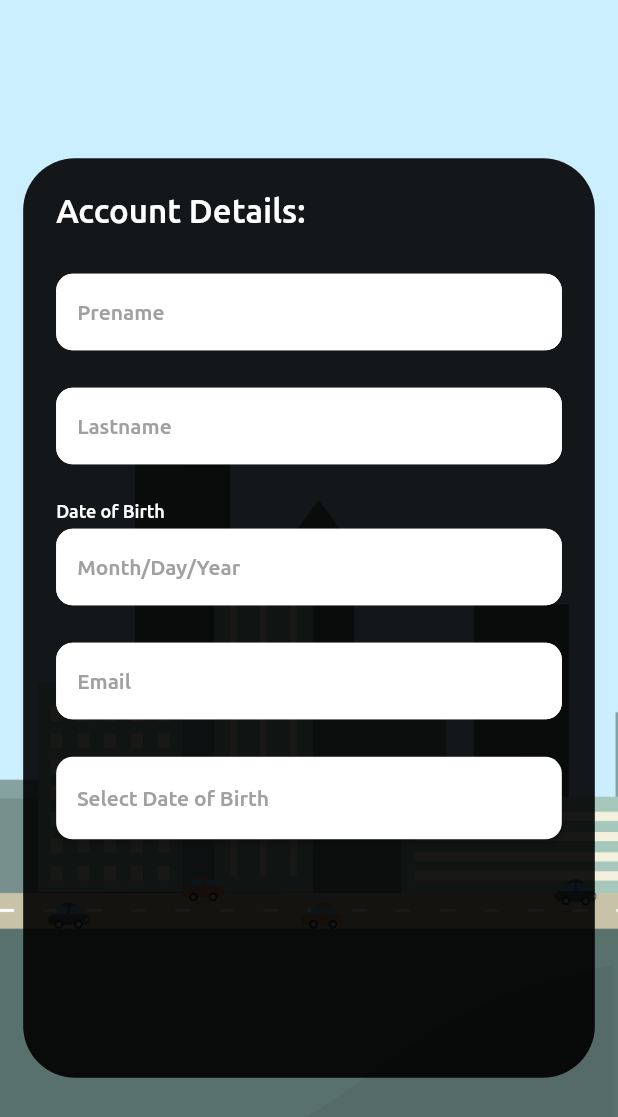
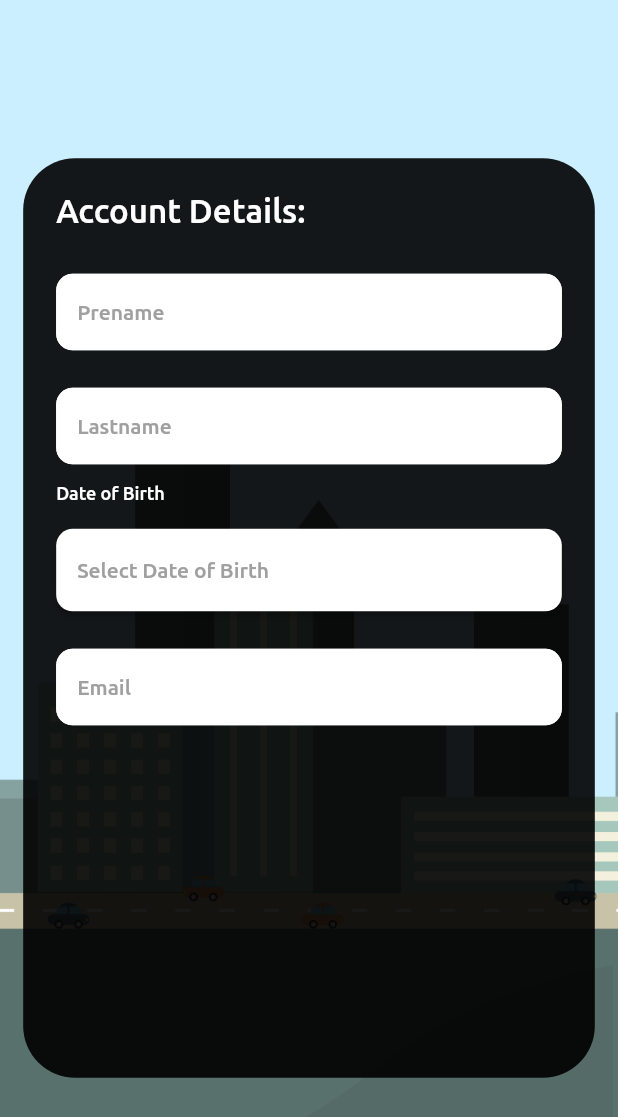
Before and after one commit to mithuGit/TripTip, a Flutter app: the screen it shows after launch, on a phone screen of 412 x 824 dp. Shown: the top 1117 px of the screen. Run offline on Flutter 3.47's test engine with Material 2 defaults, Android fonts, the phone set to English and light mode, and no system bars; our stand-ins replace dotted_line, firebase_auth, firebase_core, flutter_otp_text_field, google_sign_in; accounts and stored records are empty; generated files the repository leaves out were written again; project files that could hold a hidden picture were left out.

Commit message:
richtige reihenfolge

```diff
--- a/lib/ui/views/account/account_details.dart
+++ b/lib/ui/views/account/account_details.dart
@@ -45,7 +45,7 @@ class _AccountState extends State<Account> {
                   controller: prenameController,
                   hintText: 'Lastname',
                   obscureText: false,
-                  margin: const EdgeInsets.only(bottom: 25),
+                  margin: const EdgeInsets.only(bottom: 12.5),
                 ),
                 SizedBox(
                   width: 148,
@@ -61,19 +61,14 @@ class _AccountState extends State<Account> {
                     ),
                   ),
                 ),
-                InputField(
-                  controller: prenameController,
-                  hintText: 'Month/Day/Year',
-                  obscureText: false,
+                SizedBox(height: 12.5),
+                DatePicker(
                   margin: const EdgeInsets.only(bottom: 25),
                 ),
                 InputField(
                   controller: prenameController,
                   hintText: 'Email',
                   obscureText: false,
-                  margin: const EdgeInsets.only(bottom: 25),
-                ),
-                DatePicker(
                   margin: const EdgeInsets.only(bottom: 25),
                 ),
               ],
```
